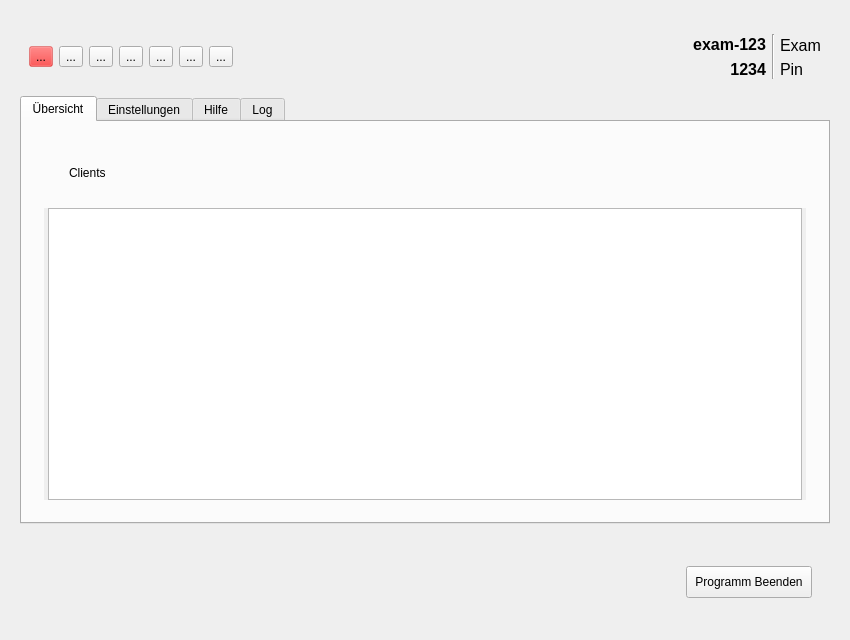
Above: server/server.ui from valueerrorx/life-exam before the change. Below: the same form after it.
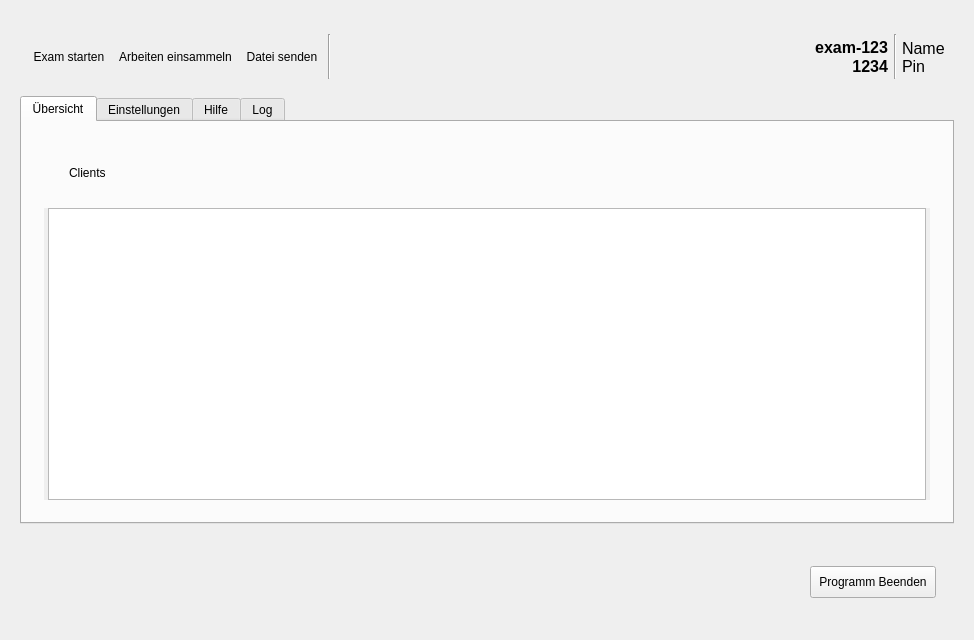
That is the form after the change. Icons and pictures are not drawn.

Commit message: added text to UI buttons and cleand up the UI - changed name of working directory to SHARE

```diff
--- a/server/server.ui
+++ b/server/server.ui
@@ -7,7 +7,7 @@
    <rect>
     <x>0</x>
     <y>0</y>
-    <width>850</width>
+    <width>974</width>
     <height>640</height>
    </rect>
   </property>
@@ -59,7 +59,13 @@
         </property>
         <layout class="QHBoxLayout" name="horizontalLayout_4">
          <item>
-          <widget class="QToolButton" name="startexam">
+          <widget class="QPushButton" name="startexam">
+           <property name="sizePolicy">
+            <sizepolicy hsizetype="Minimum" vsizetype="Fixed">
+             <horstretch>0</horstretch>
+             <verstretch>0</verstretch>
+            </sizepolicy>
+           </property>
            <property name="mouseTracking">
             <bool>false</bool>
            </property>
@@ -79,7 +85,7 @@
             <string notr="true">background-color: rgba(255,0,0,0.3);</string>
            </property>
            <property name="text">
-            <string>...</string>
+            <string>Exam starten</string>
            </property>
            <property name="icon">
             <iconset>
@@ -94,16 +100,122 @@
            <property name="checkable">
             <bool>false</bool>
            </property>
-           <property name="popupMode">
-            <enum>QToolButton::DelayedPopup</enum>
+           <property name="default">
+            <bool>true</bool>
            </property>
-           <property name="autoRaise">
+           <property name="flat">
+            <bool>true</bool>
+           </property>
+          </widget>
+         </item>
+         <item>
+          <widget class="QPushButton" name="abgabe">
+           <property name="focusPolicy">
+            <enum>Qt::TabFocus</enum>
+           </property>
+           <property name="toolTip">
+            <string>Alle Arbeiten einsammeln</string>
+           </property>
+           <property name="statusTip">
+            <string/>
+           </property>
+           <property name="styleSheet">
+            <string notr="true"/>
+           </property>
+           <property name="text">
+            <string>Arbeiten einsammeln</string>
+           </property>
+           <property name="icon">
+            <iconset>
+             <normaloff>../pixmaps/download.png</normaloff>../pixmaps/download.png</iconset>
+           </property>
+           <property name="iconSize">
+            <size>
+             <width>32</width>
+             <height>32</height>
+            </size>
+           </property>
+           <property name="autoDefault">
             <bool>false</bool>
            </property>
+           <property name="flat">
+            <bool>true</bool>
+           </property>
           </widget>
          </item>
          <item>
-          <widget class="QToolButton" name="starthotspot">
+          <widget class="QPushButton" name="sendfile">
+           <property name="focusPolicy">
+            <enum>Qt::TabFocus</enum>
+           </property>
+           <property name="toolTip">
+            <string>Datei an alle Clients senden</string>
+           </property>
+           <property name="text">
+            <string>Datei senden</string>
+           </property>
+           <property name="icon">
+            <iconset>
+             <normaloff>../pixmaps/quickopen-file.png</normaloff>../pixmaps/quickopen-file.png</iconset>
+           </property>
+           <property name="iconSize">
+            <size>
+             <width>32</width>
+             <height>32</height>
+            </size>
+           </property>
+           <property name="autoDefault">
+            <bool>false</bool>
+           </property>
+           <property name="flat">
+            <bool>true</bool>
+           </property>
+          </widget>
+         </item>
+         <item>
+          <widget class="Line" name="line_2">
+           <property name="maximumSize">
+            <size>
+             <width>2</width>
+             <height>45</height>
+            </size>
+           </property>
+           <property name="orientation">
+            <enum>Qt::Vertical</enum>
+           </property>
+          </widget>
+         </item>
+         <item>
+          <widget class="QPushButton" name="screenshots">
+           <property name="focusPolicy">
+            <enum>Qt::TabFocus</enum>
+           </property>
+           <property name="toolTip">
+            <string>Screenshots aktualisieren</string>
+           </property>
+           <property name="text">
+            <string/>
+           </property>
+           <property name="icon">
+            <iconset>
+             <normaloff>../pixmaps/pictures.png</normaloff>../pixmaps/pictures.png</iconset>
+           </property>
+           <property name="iconSize">
+            <size>
+             <width>32</width>
+             <height>32</height>
+            </size>
+           </property>
+           <property name="autoDefault">
+            <bool>false</bool>
+           </property>
+           <property name="flat">
+            <bool>true</bool>
+           </property>
+          </widget>
+         </item>
+         <item>
+          <widget class="QPushButton" name="starthotspot">
            <property name="focusPolicy">
             <enum>Qt::TabFocus</enum>
            </property>
@@ -114,7 +226,7 @@
             <string/>
            </property>
            <property name="text">
-            <string>...</string>
+            <string/>
            </property>
            <property name="icon">
             <iconset>
@@ -126,15 +238,24 @@
              <height>32</height>
             </size>
            </property>
+           <property name="autoDefault">
+            <bool>false</bool>
+           </property>
+           <property name="flat">
+            <bool>true</bool>
+           </property>
           </widget>
          </item>
          <item>
-          <widget class="QToolButton" name="showip">
+          <widget class="QPushButton" name="showip">
+           <property name="focusPolicy">
+            <enum>Qt::TabFocus</enum>
+           </property>
            <property name="toolTip">
             <string>IP Adresse anzeigen</string>
            </property>
            <property name="text">
-            <string>...</string>
+            <string/>
            </property>
            <property name="icon">
             <iconset>
@@ -146,78 +267,24 @@
              <height>32</height>
             </size>
            </property>
-          </widget>
-         </item>
-         <item>
-          <widget class="QToolButton" name="abgabe">
-           <property name="toolTip">
-            <string>Abgabe Ordner einsammeln</string>
+           <property name="autoDefault">
+            <bool>false</bool>
            </property>
-           <property name="statusTip">
-            <string/>
+           <property name="flat">
+            <bool>true</bool>
            </property>
-           <property name="text">
-            <string>...</string>
-           </property>
-           <property name="icon">
-            <iconset>
-             <normaloff>../pixmaps/download.png</normaloff>../pixmaps/download.png</iconset>
-           </property>
-           <property name="iconSize">
-            <size>
-             <width>32</width>
-             <height>32</height>
-            </size>
-           </property>
           </widget>
          </item>
          <item>
-          <widget class="QToolButton" name="screenshots">
-           <property name="toolTip">
-            <string>Screenshots aktualisieren</string>
+          <widget class="QPushButton" name="autoabgabe">
+           <property name="focusPolicy">
+            <enum>Qt::TabFocus</enum>
            </property>
-           <property name="text">
-            <string>...</string>
-           </property>
-           <property name="icon">
-            <iconset>
-             <normaloff>../pixmaps/pictures.png</normaloff>../pixmaps/pictures.png</iconset>
-           </property>
-           <property name="iconSize">
-            <size>
-             <width>32</width>
-             <height>32</height>
-            </size>
-           </property>
-          </widget>
-         </item>
-         <item>
-          <widget class="QToolButton" name="sendfile">
-           <property name="toolTip">
-            <string>Datei senden</string>
-           </property>
-           <property name="text">
-            <string>...</string>
-           </property>
-           <property name="icon">
-            <iconset>
-             <normaloff>../pixmaps/quickopen-file.png</normaloff>../pixmaps/quickopen-file.png</iconset>
-           </property>
-           <property name="iconSize">
-            <size>
-             <width>32</width>
-             <height>32</height>
-            </size>
-           </property>
-          </widget>
-         </item>
-         <item>
-          <widget class="QToolButton" name="autoabgabe">
            <property name="toolTip">
             <string>Automatische Abgabe starten/stoppen</string>
            </property>
            <property name="text">
-            <string>...</string>
+            <string/>
            </property>
            <property name="icon">
             <iconset>
@@ -229,6 +296,12 @@
              <height>32</height>
             </size>
            </property>
+           <property name="autoDefault">
+            <bool>false</bool>
+           </property>
+           <property name="flat">
+            <bool>true</bool>
+           </property>
           </widget>
          </item>
          <item>
@@ -249,14 +322,26 @@
          </item>
          <item>
           <layout class="QVBoxLayout" name="verticalLayout_21">
+           <property name="spacing">
+            <number>0</number>
+           </property>
+           <property name="sizeConstraint">
+            <enum>QLayout::SetMinimumSize</enum>
+           </property>
            <property name="topMargin">
-            <number>5</number>
+            <number>8</number>
            </property>
            <property name="bottomMargin">
-            <number>5</number>
+            <number>8</number>
            </property>
            <item>
             <widget class="QLabel" name="currentlabel">
+             <property name="maximumSize">
+              <size>
+               <width>16777215</width>
+               <height>18</height>
+              </size>
+             </property>
              <property name="font">
               <font>
                <pointsize>12</pointsize>
@@ -264,6 +349,9 @@
                <bold>true</bold>
               </font>
              </property>
+             <property name="styleSheet">
+              <string notr="true"/>
+             </property>
              <property name="text">
               <string>exam-123</string>
              </property>
@@ -274,6 +362,12 @@
            </item>
            <item>
             <widget class="QLabel" name="currentpin">
+             <property name="maximumSize">
+              <size>
+               <width>16777215</width>
+               <height>18</height>
+              </size>
+             </property>
              <property name="font">
               <font>
                <pointsize>12</pointsize>
@@ -281,6 +375,9 @@
                <bold>true</bold>
               </font>
              </property>
+             <property name="styleSheet">
+              <string notr="true"/>
+             </property>
              <property name="text">
               <string>1234</string>
              </property>
@@ -312,14 +409,17 @@
          </item>
          <item>
           <layout class="QVBoxLayout" name="verticalLayout_10">
+           <property name="spacing">
+            <number>0</number>
+           </property>
            <property name="sizeConstraint">
             <enum>QLayout::SetMinimumSize</enum>
            </property>
            <property name="topMargin">
-            <number>5</number>
+            <number>8</number>
            </property>
            <property name="bottomMargin">
-            <number>5</number>
+            <number>8</number>
            </property>
            <item>
             <widget class="QLabel" name="examlabel">
@@ -329,6 +429,12 @@
                <verstretch>0</verstretch>
               </sizepolicy>
              </property>
+             <property name="maximumSize">
+              <size>
+               <width>16777215</width>
+               <height>18</height>
+              </size>
+             </property>
              <property name="font">
               <font>
                <pointsize>12</pointsize>
@@ -341,7 +447,7 @@
               <string notr="true"/>
              </property>
              <property name="text">
-              <string>Exam</string>
+              <string>Name</string>
              </property>
              <property name="textFormat">
               <enum>Qt::RichText</enum>
@@ -359,6 +465,12 @@
            </item>
            <item>
             <widget class="QLabel" name="pinlabel">
+             <property name="maximumSize">
+              <size>
+               <width>16777215</width>
+               <height>18</height>
+              </size>
+             </property>
              <property name="font">
               <font>
                <pointsize>12</pointsize>
```
Left out of the diff: 27 changed lines with no effect on the pictures. The commit also changes 16 other files.
